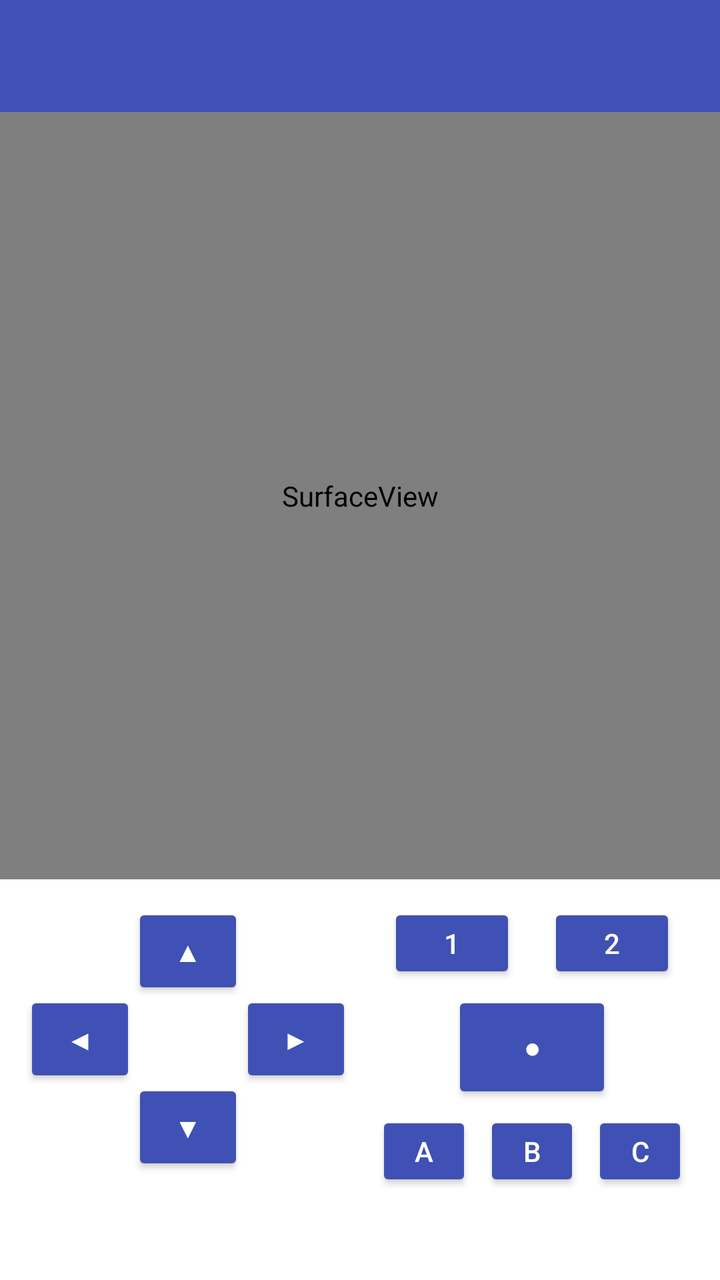
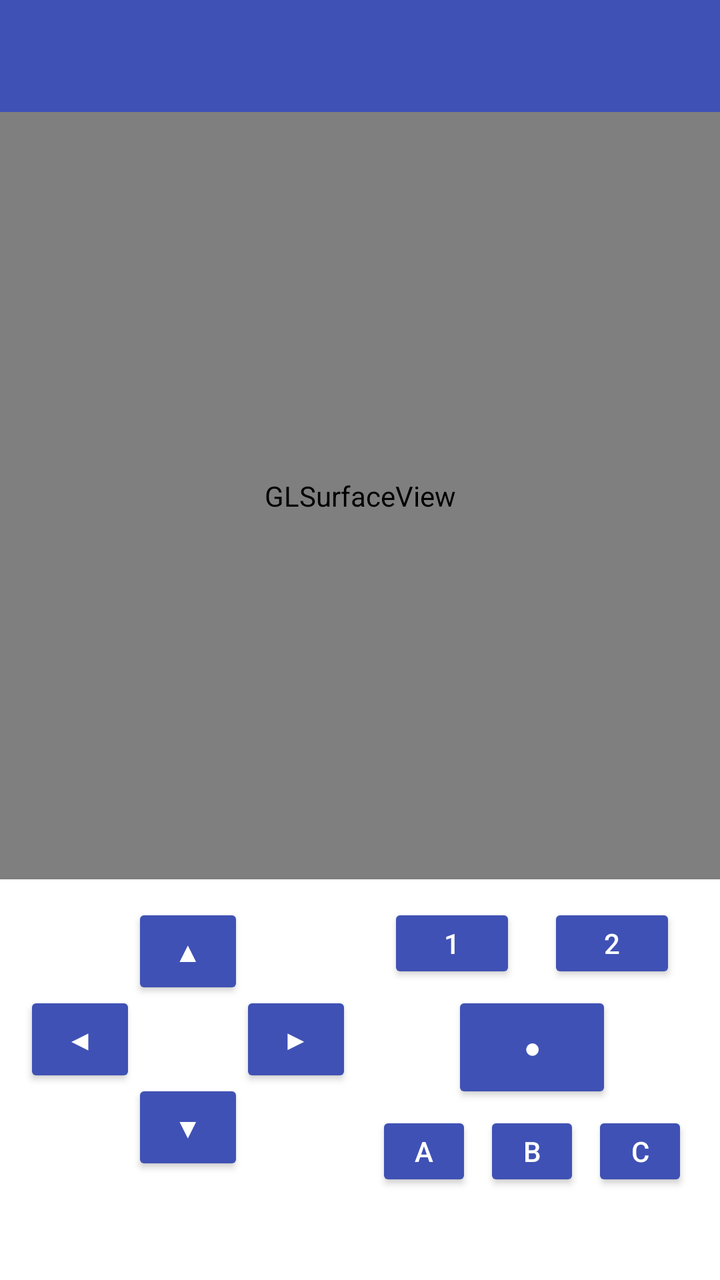

An Android layout rendered at two revisions. The XML below is the earlier revision; the diff shows what the commit changed to produce the second picture.
<!-- AndroidManifest.xml: application theme Theme.PocketHLE -->
<!-- res/layout/activity_game.xml -->
<?xml version="1.0" encoding="utf-8"?>
<LinearLayout
    xmlns:android="http://schemas.android.com/apk/res/android"
    xmlns:app="http://schemas.android.com/apk/res-auto"
    android:layout_width="match_parent"
    android:layout_height="match_parent"
    android:orientation="vertical">

    <androidx.appcompat.widget.Toolbar
        android:id="@+id/toolbar"
        android:layout_width="match_parent"
        android:layout_height="?attr/actionBarSize"
        android:background="?attr/colorPrimary"
        app:popupTheme="@style/ThemeOverlay.AppCompat.Light" />

    <FrameLayout
        android:layout_width="match_parent"
        android:layout_height="0dp"
        android:layout_weight="1"
        android:background="@android:color/black">

        <SurfaceView
            android:id="@+id/surface"
            android:layout_width="match_parent"
            android:layout_height="match_parent" />

        <ProgressBar
            android:id="@+id/progress"
            android:layout_width="wrap_content"
            android:layout_height="wrap_content"
            android:layout_gravity="center" />
    </FrameLayout>

    
    <LinearLayout
        android:layout_width="match_parent"
        android:layout_height="wrap_content"
        android:orientation="horizontal"
        android:padding="8dp">

        
        <FrameLayout
            android:layout_width="0dp"
            android:layout_height="wrap_content"
            android:layout_weight="1"
            android:minHeight="144dp"
            android:padding="4dp">

            <Button
                android:id="@+id/btn_up"
                style="?android:attr/buttonStyleSmall"
                android:layout_width="56dp"
                android:layout_height="48dp"
                android:layout_gravity="center_horizontal|top"
                android:contentDescription="@string/dpad_up"
                android:text="@string/dpad_up_glyph" />

            <Button
                android:id="@+id/btn_down"
                style="?android:attr/buttonStyleSmall"
                android:layout_width="56dp"
                android:layout_height="48dp"
                android:layout_gravity="center_horizontal|bottom"
                android:contentDescription="@string/dpad_down"
                android:text="@string/dpad_down_glyph" />

            <Button
                android:id="@+id/btn_left"
                style="?android:attr/buttonStyleSmall"
                android:layout_width="56dp"
                android:layout_height="48dp"
                android:layout_gravity="start|center_vertical"
                android:contentDescription="@string/dpad_left"
                android:text="@string/dpad_left_glyph" />

            <Button
                android:id="@+id/btn_right"
                style="?android:attr/buttonStyleSmall"
                android:layout_width="56dp"
                android:layout_height="48dp"
                android:layout_gravity="end|center_vertical"
                android:contentDescription="@string/dpad_right"
                android:text="@string/dpad_right_glyph" />
        </FrameLayout>

        
        <LinearLayout
            android:layout_width="0dp"
            android:layout_height="wrap_content"
            android:layout_weight="1"
            android:gravity="center"
            android:orientation="vertical"
            android:padding="4dp">

            <LinearLayout
                android:layout_width="match_parent"
                android:layout_height="wrap_content"
                android:gravity="center"
                android:orientation="horizontal">

                <Button
                    android:id="@+id/btn_soft1"
                    style="?android:attr/buttonStyleSmall"
                    android:layout_width="64dp"
                    android:layout_height="40dp"
                    android:layout_marginEnd="8dp"
                    android:text="@string/soft1_label" />

                <Button
                    android:id="@+id/btn_soft2"
                    style="?android:attr/buttonStyleSmall"
                    android:layout_width="64dp"
                    android:layout_height="40dp"
                    android:layout_marginStart="8dp"
                    android:text="@string/soft2_label" />
            </LinearLayout>

            <Button
                android:id="@+id/btn_action"
                style="?android:attr/buttonStyleSmall"
                android:layout_width="80dp"
                android:layout_height="56dp"
                android:layout_marginTop="4dp"
                android:contentDescription="@string/action_button"
                android:text="@string/action_button_glyph" />

            <LinearLayout
                android:layout_width="match_parent"
                android:layout_height="wrap_content"
                android:layout_marginTop="4dp"
                android:gravity="center"
                android:orientation="horizontal">

                <Button
                    android:id="@+id/btn_a"
                    style="?android:attr/buttonStyleSmall"
                    android:layout_width="48dp"
                    android:layout_height="40dp"
                    android:layout_marginEnd="3dp"
                    android:text="@string/key_a_label" />

                <Button
                    android:id="@+id/btn_b"
                    style="?android:attr/buttonStyleSmall"
                    android:layout_width="48dp"
                    android:layout_height="40dp"
                    android:layout_marginHorizontal="3dp"
                    android:text="@string/key_b_label" />

                <Button
                    android:id="@+id/btn_c"
                    style="?android:attr/buttonStyleSmall"
                    android:layout_width="48dp"
                    android:layout_height="40dp"
                    android:layout_marginStart="3dp"
                    android:text="@string/key_c_label" />
            </LinearLayout>
        </LinearLayout>
    </LinearLayout>

    <TextView
        android:id="@+id/status"
        android:layout_width="match_parent"
        android:layout_height="wrap_content"
        android:background="?attr/colorSurface"
        android:fontFamily="monospace"
        android:maxLines="6"
        android:padding="8dp"
        android:scrollbars="vertical"
        android:textColor="?android:attr/textColorPrimary"
        android:textSize="12sp" />
</LinearLayout>
<!-- resources referenced by this layout -->
<resources>
  <string name="action_button">Action</string>
  <string name="action_button_glyph">●</string>
  <string name="dpad_down">D-pad down</string>
  <string name="dpad_down_glyph">▼</string>
  <string name="dpad_left">D-pad left</string>
  <string name="dpad_left_glyph">◀</string>
  <string name="dpad_right">D-pad right</string>
  <string name="dpad_right_glyph">▶</string>
  <string name="dpad_up">D-pad up</string>
  <string name="dpad_up_glyph">▲</string>
  <string name="key_a_label">A</string>
  <string name="key_b_label">B</string>
  <string name="key_c_label">C</string>
  <string name="soft1_label">1</string>
  <string name="soft2_label">2</string>
  <style name="Theme.PocketHLE" parent="Theme.MaterialComponents.DayNight.NoActionBar">
          <item name="colorPrimary">@color/primary</item>
          <item name="colorPrimaryVariant">@color/primary_dark</item>
          <item name="colorOnPrimary">#FFFFFF</item>
          <item name="colorSecondary">@color/accent</item>
          <item name="colorOnSecondary">#FFFFFF</item>
          <item name="android:statusBarColor" tools:targetApi="21">@color/primary_dark</item>
          <item name="android:windowBackground">?attr/colorSurface</item>
      </style>
  <color name="primary">#3F51B5</color>
  <color name="primary_dark">#303F9F</color>
  <color name="accent">#FF4081</color>
</resources>

<!-- the commit's change to res/layout/activity_game.xml (unified diff, before → after) -->
@@ -19,10 +19,24 @@
         android:layout_weight="1"
         android:background="@android:color/black">
 
-        <SurfaceView
+        <android.opengl.GLSurfaceView
             android:id="@+id/surface"
             android:layout_width="match_parent"
             android:layout_height="match_parent" />
+
+        <TextView
+            android:id="@+id/fps_overlay"
+            android:layout_width="wrap_content"
+            android:layout_height="wrap_content"
+            android:layout_gravity="top|start"
+            android:layout_margin="8dp"
+            android:background="#B0000000"
+            android:fontFamily="monospace"
+            android:padding="6dp"
+            android:text="FPS 0"
+            android:textColor="#00FF00"
+            android:textSize="14sp"
+            android:visibility="gone" />
 
         <ProgressBar
             android:id="@+id/progress"
